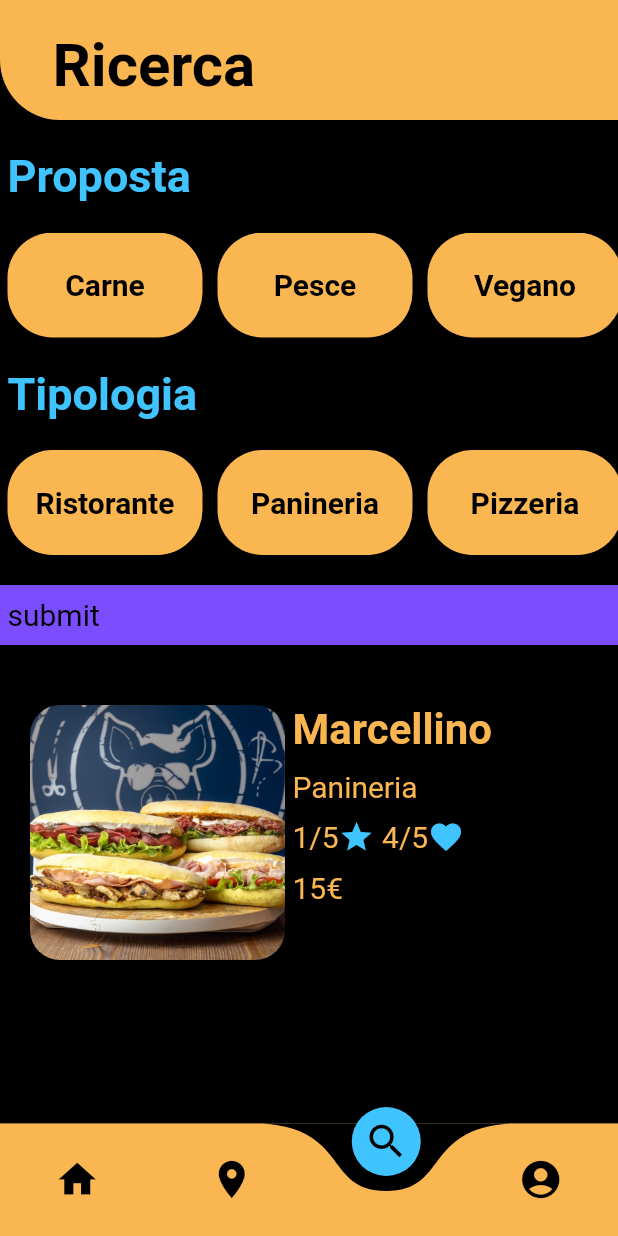
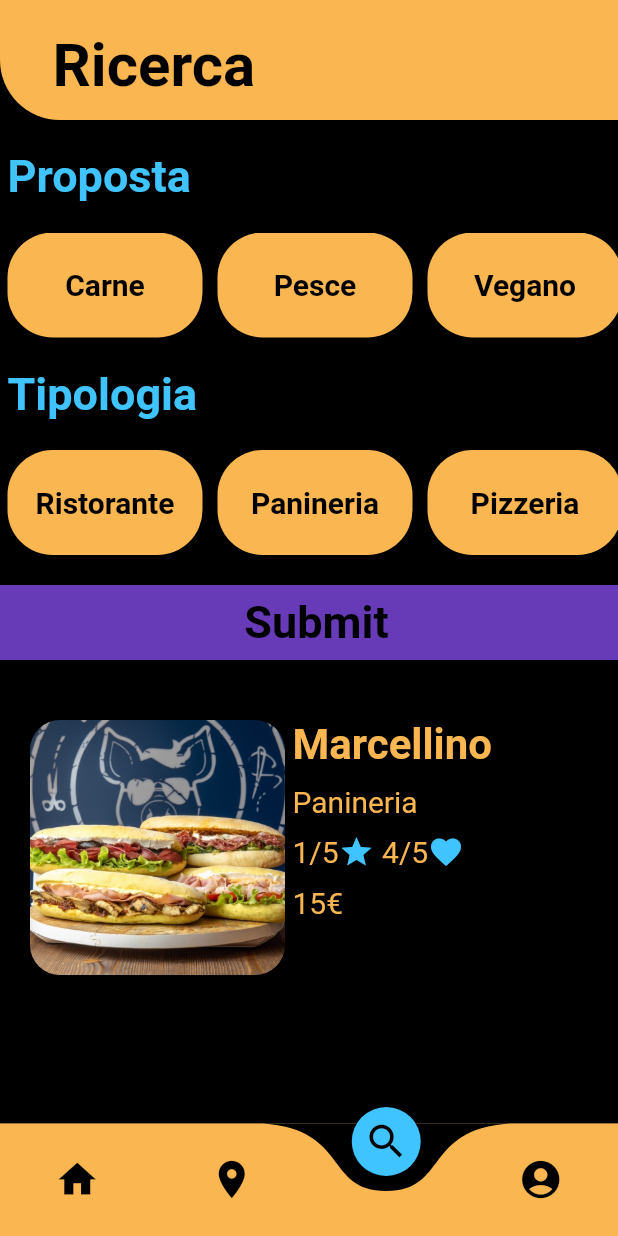
Before and after one commit to GorlaA/app_ristoranti, a Flutter app: the screen it shows after launch, item 3 of the bottom bar chosen, on a phone screen of 412 x 824 dp. Run offline on Flutter 3.47's test engine with Material 2 defaults, Android fonts, the light colour scheme and no system bars; drawn by our look-alikes of carousel_slider, curved_navigation_bar; our stand-ins replace cloud_firestore, google_maps_flutter; accounts and stored records are empty.

Commit message:
Modifica bottone

```diff
--- a/lib/App/presentation/pages/empty_test_page.dart
+++ b/lib/App/presentation/pages/empty_test_page.dart
@@ -5,7 +5,7 @@ class EmptyPage extends StatelessWidget {
 
   @override
   Widget build(BuildContext context) {
-    return Center(child: Text("Map page"),);
+    return Center(child: Text("Map page", style: TextStyle(color: Colors.red),),);
   }
 
 }
--- a/lib/App/presentation/pages/search_page.dart
+++ b/lib/App/presentation/pages/search_page.dart
@@ -63,7 +63,7 @@ class _TopSearchPageState extends State<TopSearchPage>{
         Row(
           mainAxisAlignment: MainAxisAlignment.center,
           children: [
-            Container(color: Colors.deepPurpleAccent,width: MediaQuery.of(context).size.width, height: 40,child: subTitlesLower("submit", Colors.black),)
+            buttonSubmit(),
           ],
         ),
         Padding(padding: EdgeInsets.all(10)),
@@ -183,3 +183,28 @@ class BoxCategory {
     return boxes;
   }
 }
+
+class buttonSubmit extends StatelessWidget {
+  @override
+  Widget build(BuildContext context) {
+    return GestureDetector(
+      onTap: null,
+      child: Container(
+          color: Colors.deepPurple,
+          width: MediaQuery.of(context).size.width,
+          height: 50,
+          child: Row(
+            mainAxisAlignment: MainAxisAlignment.center,
+            children: [
+              Padding(padding: EdgeInsets.all(5)),
+              Text(
+                "Submit",
+                style: TextStyle(color: Colors.black, fontSize: 30, fontWeight: FontWeight.bold),
+                textAlign: TextAlign.center,
+              ),
+            ],
+          )
+      ) ,
+    );
+  }
+}
```
